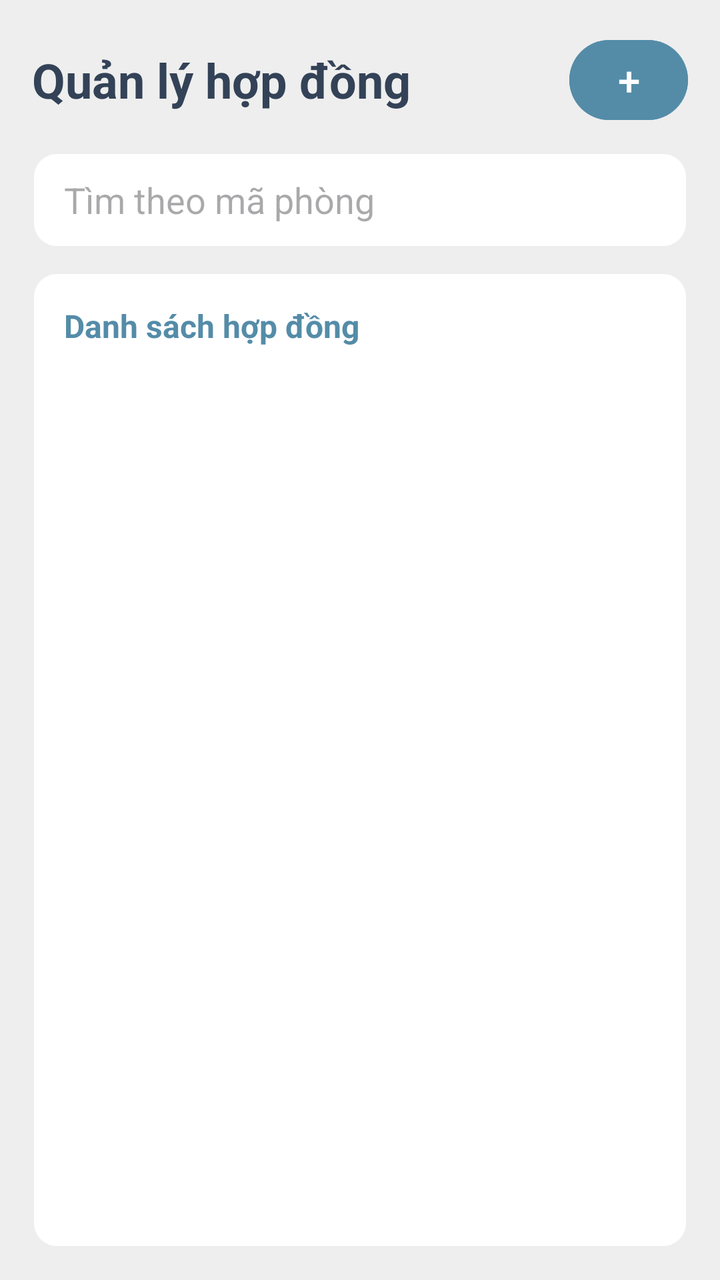
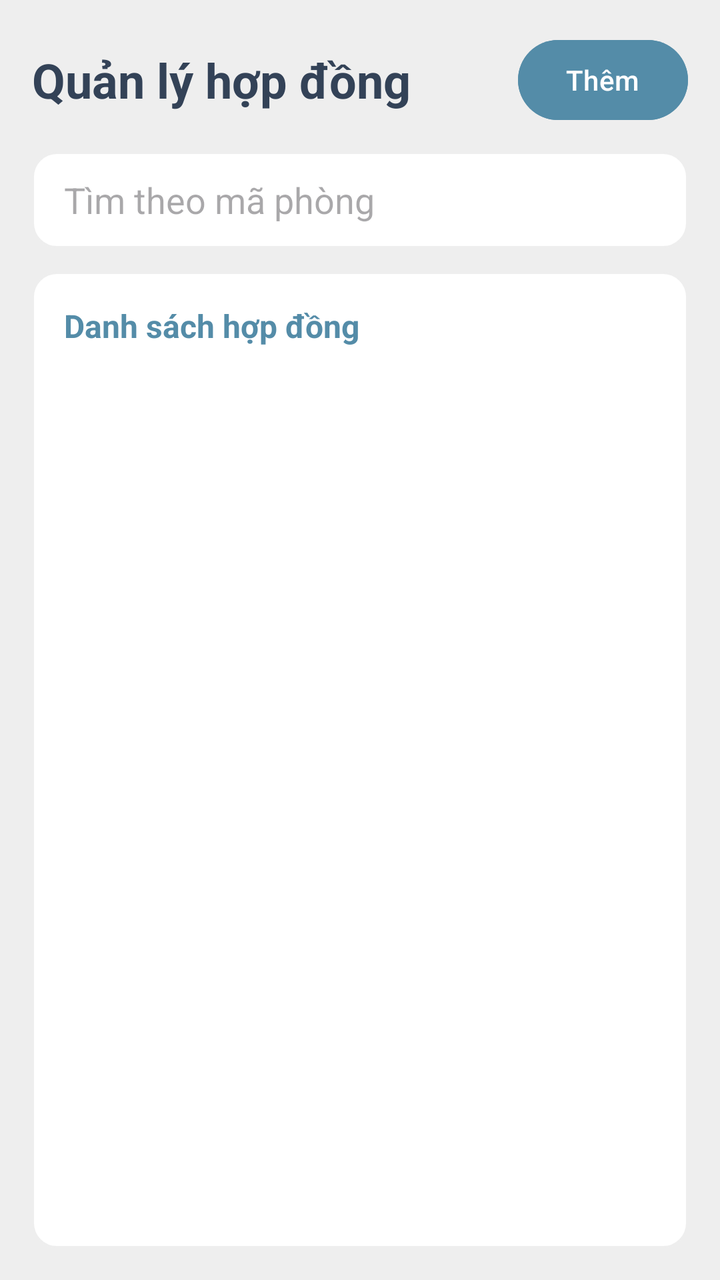

Screens rendered from an Android XML layout before and after an edit, with the pre-edit source and the edit as a unified diff.
<!-- AndroidManifest.xml: application theme Theme.Rentaly_Management -->
<!-- res/layout/fragment_contracts.xml -->
<?xml version="1.0" encoding="utf-8"?>
<LinearLayout xmlns:android="http://schemas.android.com/apk/res/android"
    android:layout_width="match_parent" android:layout_height="match_parent"
    android:orientation="vertical" android:padding="16dp" android:background="@color/background">
    <LinearLayout android:layout_width="match_parent" android:layout_height="wrap_content" android:gravity="center_vertical">
        <TextView android:layout_width="0dp" android:layout_height="wrap_content" android:layout_weight="1"
            android:text="Quản lý hợp đồng" android:textColor="@color/dark_navy" android:textSize="24sp" android:textStyle="bold" />
        <Button android:id="@+id/contract_add" android:layout_width="wrap_content" android:layout_height="48dp"
            android:minWidth="48dp" android:text="+" android:textSize="20sp" android:textColor="@color/white"
            android:backgroundTint="@color/primary" android:contentDescription="Thêm hợp đồng" />
    </LinearLayout>
    <EditText android:id="@+id/contract_search" android:layout_width="match_parent" android:layout_height="wrap_content"
        android:layout_marginTop="12dp" android:minHeight="48dp" android:singleLine="true"
         android:hint="Tìm theo mã phòng" android:inputType="text" android:background="@drawable/user_detail_card"
        android:paddingStart="16dp" android:paddingEnd="16dp" />
    <ProgressBar android:id="@+id/contract_loading" android:layout_width="wrap_content" android:layout_height="wrap_content"
         android:layout_gravity="center" android:layout_marginTop="12dp" android:contentDescription="Đang tải danh sách hợp đồng" android:visibility="gone" />
    <LinearLayout android:layout_width="match_parent" android:layout_height="0dp" android:layout_weight="1" android:layout_marginTop="12dp"
         android:background="@drawable/user_detail_card" android:orientation="vertical" android:padding="16dp">
        <TextView android:layout_width="match_parent" android:layout_height="wrap_content" android:layout_marginBottom="12dp"
             android:text="Danh sách hợp đồng" android:textColor="@color/primary" android:textSize="16sp" android:textStyle="bold" />
        <TextView android:id="@+id/contract_state" android:layout_width="match_parent" android:layout_height="wrap_content"
             android:padding="12dp" android:gravity="center" android:textColor="@color/secondary" android:visibility="gone" />
        <ListView android:id="@+id/contract_list" android:layout_width="match_parent" android:layout_height="0dp" android:layout_weight="1"
             android:divider="@color/background" android:dividerHeight="8dp" android:footerDividersEnabled="false" android:headerDividersEnabled="false" />
    </LinearLayout>
</LinearLayout>
<!-- resources referenced by this layout -->
<resources>
  <color name="background">#EEEEEE</color>
  <color name="dark_navy">#334257</color>
  <color name="primary">#548CA8</color>
  <color name="secondary">#476072</color>
  <color name="white">#FFFFFFFF</color>
  <!-- drawable user_detail_card (drawable) -->
  <?xml version="1.0" encoding="utf-8"?>
  <shape xmlns:android="http://schemas.android.com/apk/res/android" android:shape="rectangle">
      <solid android:color="@color/white" />
      <corners android:radius="12dp" />
      <stroke android:width="1dp" android:color="@color/background" />
  </shape>
  <style name="Theme.Rentaly_Management" parent="Base.Theme.Rentaly_Management" />
  <style name="Base.Theme.Rentaly_Management" parent="Theme.Material3.DayNight.NoActionBar">
          
          
      </style>
</resources>

<!-- the commit's change to res/layout/fragment_contracts.xml (unified diff, before → after) -->
@@ -6,7 +6,7 @@
         <TextView android:layout_width="0dp" android:layout_height="wrap_content" android:layout_weight="1"
             android:text="Quản lý hợp đồng" android:textColor="@color/dark_navy" android:textSize="24sp" android:textStyle="bold" />
         <Button android:id="@+id/contract_add" android:layout_width="wrap_content" android:layout_height="48dp"
-            android:minWidth="48dp" android:text="+" android:textSize="20sp" android:textColor="@color/white"
+            android:minWidth="48dp" android:text="Thêm" android:textColor="@color/white"
             android:backgroundTint="@color/primary" android:contentDescription="Thêm hợp đồng" />
     </LinearLayout>
     <EditText android:id="@+id/contract_search" android:layout_width="match_parent" android:layout_height="wrap_content"
